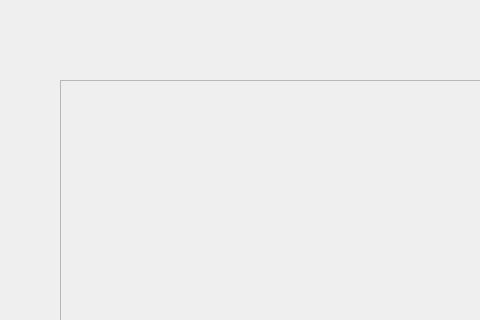
Qt form utils/admin_tool/game-chat-admin-tool/ui/mainwindow.ui (DCDsqd/HACK-cloudcom_game_chat_bot) before a commit; both pictures show x 0 to 480 and y 0 to 320 of the 1200 by 700 pixel window.
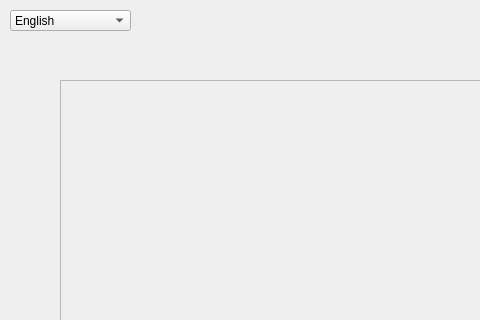
The same form after that commit. The open tabs and pages were chosen to show the change. Icons and pictures are not drawn.

The edit to the form file:
```diff
--- a/utils/admin_tool/game-chat-admin-tool/ui/mainwindow.ui
+++ b/utils/admin_tool/game-chat-admin-tool/ui/mainwindow.ui
@@ -109,6 +109,34 @@
        <string>Reload Data</string>
       </property>
      </widget>
+     <widget class="QComboBox" name="langBox">
+      <property name="geometry">
+       <rect>
+        <x>10</x>
+        <y>10</y>
+        <width>121</width>
+        <height>21</height>
+       </rect>
+      </property>
+      <item>
+       <property name="text">
+        <string notr="true">English</string>
+       </property>
+       <property name="icon">
+        <iconset resource="../res/qrc/flags.qrc">
+         <normaloff>:/lang_icons/uk.png</normaloff>:/lang_icons/uk.png</iconset>
+       </property>
+      </item>
+      <item>
+       <property name="text">
+        <string notr="true">Russian</string>
+       </property>
+       <property name="icon">
+        <iconset resource="../res/qrc/flags.qrc">
+         <normaloff>:/lang_icons/ru.png</normaloff>:/lang_icons/ru.png</iconset>
+       </property>
+      </item>
+     </widget>
     </widget>
    </widget>
   </widget>
```
Left out of the diff: 4 changed lines with no effect on the pictures.
